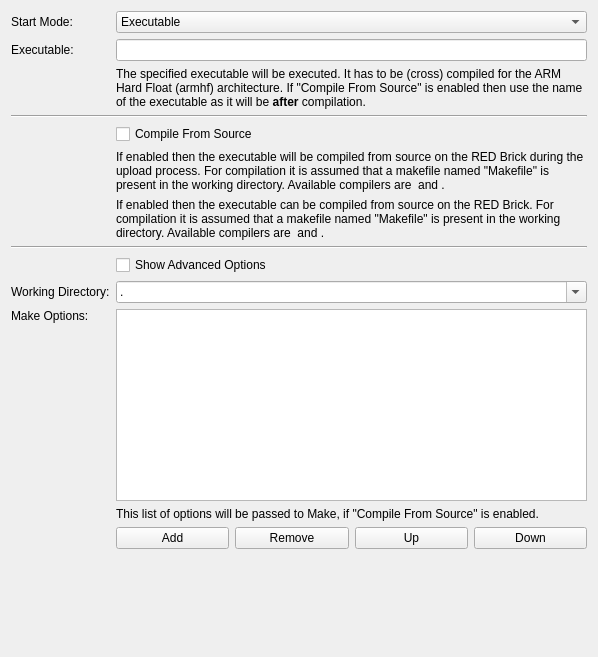
The window that src/brickv/plugin_system/plugins/red/ui/program_page_c.ui (Tinkerforge/brickv) describes before a commit, drawn with Qt 5.
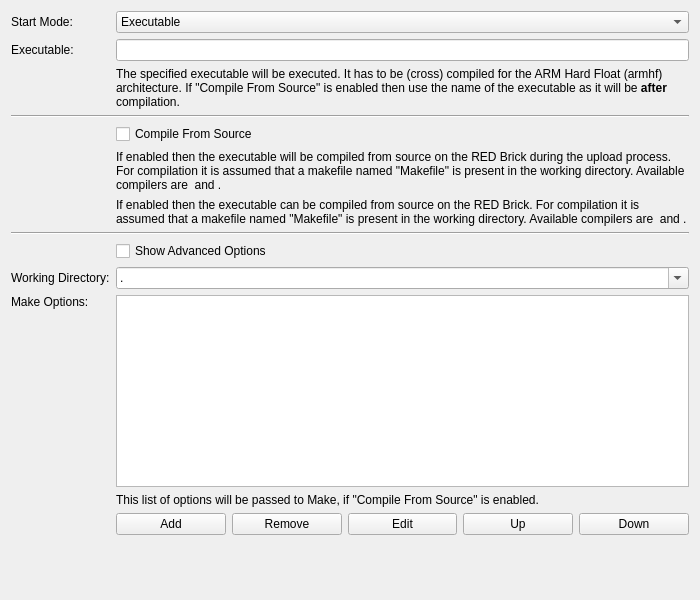
The same window after the commit. Custom widgets are drawn as their Qt base class.

Commit message: red: Add edit buttons to program wizard list editors

Patch:
```diff
--- a/src/brickv/plugin_system/plugins/red/ui/program_page_c.ui
+++ b/src/brickv/plugin_system/plugins/red/ui/program_page_c.ui
@@ -6,8 +6,8 @@
    <rect>
     <x>0</x>
     <y>0</y>
-    <width>598</width>
-    <height>657</height>
+    <width>700</width>
+    <height>600</height>
    </rect>
   </property>
   <property name="windowTitle">
@@ -16,7 +16,7 @@
   <layout class="QVBoxLayout" name="verticalLayout">
    <item>
     <layout class="QGridLayout" name="gridLayout">
-     <item row="0" column="1" colspan="4">
+     <item row="0" column="1" colspan="5">
       <widget class="QComboBox" name="combo_start_mode">
        <property name="sizePolicy">
         <sizepolicy hsizetype="Preferred" vsizetype="Fixed">
@@ -51,7 +51,7 @@
        </property>
       </widget>
      </item>
-     <item row="2" column="1" colspan="4">
+     <item row="2" column="1" colspan="5">
       <widget class="QLabel" name="label_executable_help">
        <property name="text">
         <string>The specified executable will be executed. It has to be (cross) compiled for the ARM Hard Float (armhf) architecture. If &quot;Compile From Source&quot; is enabled then use the name of the executable as it will be &lt;b&gt;after&lt;/b&gt; compilation.</string>
@@ -74,7 +74,7 @@
        </property>
       </widget>
      </item>
-     <item row="10" column="1" colspan="4">
+     <item row="10" column="1" colspan="5">
       <widget class="ExpandingListWidget" name="list_make_options"/>
      </item>
      <item row="12" column="1">
@@ -91,21 +91,21 @@
        </property>
       </widget>
      </item>
-     <item row="12" column="3">
+     <item row="12" column="4">
       <widget class="QPushButton" name="button_up_make_option">
        <property name="text">
         <string>Up</string>
        </property>
       </widget>
      </item>
-     <item row="12" column="4">
+     <item row="12" column="5">
       <widget class="QPushButton" name="button_down_make_option">
        <property name="text">
         <string>Down</string>
        </property>
       </widget>
      </item>
-     <item row="11" column="1" colspan="4">
+     <item row="11" column="1" colspan="5">
       <widget class="QLabel" name="label_make_options_help">
        <property name="text">
         <string>This list of options will be passed to Make, if &quot;Compile From Source&quot; is enabled.</string>
@@ -115,21 +115,21 @@
        </property>
       </widget>
      </item>
-     <item row="3" column="0" colspan="5">
+     <item row="3" column="0" colspan="6">
       <widget class="Line" name="line1">
        <property name="orientation">
         <enum>Qt::Horizontal</enum>
        </property>
       </widget>
      </item>
-     <item row="4" column="1" colspan="4">
+     <item row="4" column="1" colspan="5">
       <widget class="QCheckBox" name="check_compile_from_source">
        <property name="text">
         <string>Compile From Source</string>
        </property>
       </widget>
      </item>
-     <item row="5" column="1" colspan="4">
+     <item row="5" column="1" colspan="5">
       <widget class="QLabel" name="label_compile_from_source_help_new">
        <property name="text">
         <string>If enabled then the executable will be compiled from source on the RED Brick during the upload process. For compilation it is assumed that a makefile named &quot;Makefile&quot; is present in the working directory. Available compilers are &lt;GCC&gt; and &lt;G++&gt;.</string>
@@ -139,21 +139,21 @@
        </property>
       </widget>
      </item>
-     <item row="8" column="1" colspan="4">
+     <item row="8" column="1" colspan="5">
       <widget class="QCheckBox" name="check_show_advanced_options">
        <property name="text">
         <string>Show Advanced Options</string>
        </property>
       </widget>
      </item>
-     <item row="7" column="0" colspan="5">
+     <item row="7" column="0" colspan="6">
       <widget class="Line" name="line2">
        <property name="orientation">
         <enum>Qt::Horizontal</enum>
        </property>
       </widget>
      </item>
-     <item row="9" column="1" colspan="4">
+     <item row="9" column="1" colspan="5">
       <widget class="QComboBox" name="combo_working_directory">
        <property name="editable">
         <bool>true</bool>
@@ -178,10 +178,10 @@
        </property>
       </widget>
      </item>
-     <item row="1" column="1" colspan="4">
+     <item row="1" column="1" colspan="5">
       <widget class="QLineEdit" name="edit_executable"/>
      </item>
-     <item row="6" column="1" colspan="4">
+     <item row="6" column="1" colspan="5">
       <widget class="QLabel" name="label_compile_from_source_help_edit">
        <property name="text">
         <string>If enabled then the executable can be compiled from source on the RED Brick. For compilation it is assumed that a makefile named &quot;Makefile&quot; is present in the working directory. Available compilers are &lt;GCC&gt; and &lt;G++&gt;.</string>
@@ -191,7 +191,7 @@
        </property>
       </widget>
      </item>
-     <item row="13" column="1" colspan="4">
+     <item row="13" column="1" colspan="5">
       <widget class="QLabel" name="label_spacer">
        <property name="sizePolicy">
         <sizepolicy hsizetype="Preferred" vsizetype="Preferred">
@@ -204,6 +204,13 @@
        </property>
       </widget>
      </item>
+     <item row="12" column="3">
+      <widget class="QPushButton" name="button_edit_make_option">
+       <property name="text">
+        <string>Edit</string>
+       </property>
+      </widget>
+     </item>
     </layout>
    </item>
   </layout>
```
Left out of the diff: 1 changed line with no effect on the pictures. The commit also changes 27 other files.
